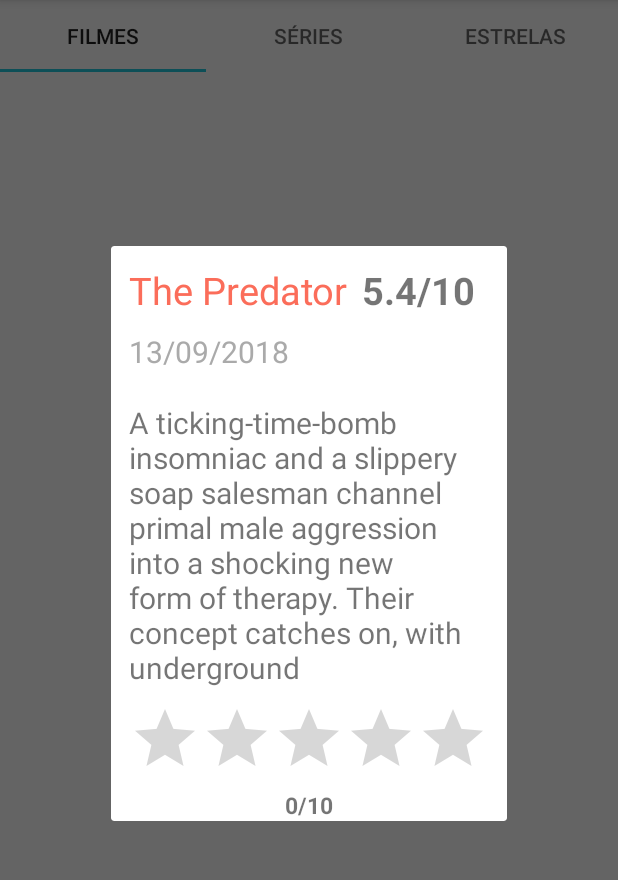
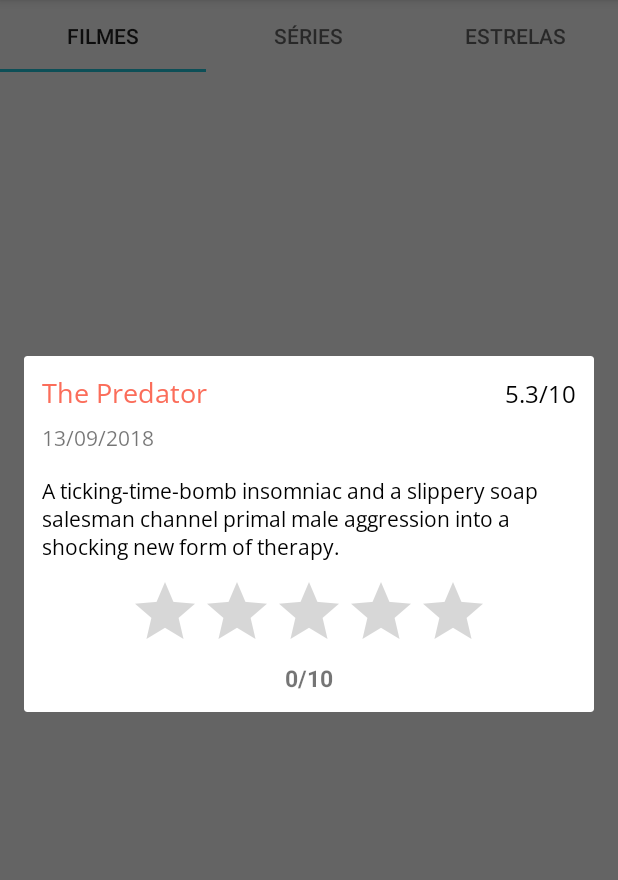
Before and after one commit to leonardowille/TreinamentoAndroid_2018, an Android app: the fragment MediaDialogFragment placed in its activity, on a phone screen of 412 x 824 dp, the part 84-964 px from its top. Run offline under Robolectric (Android 15) with nearby library versions, the phone set to English and light mode, and no system bars; 6 statements that could not run were skipped.

Commit message:
Correção no layout do dialog_media

```diff
--- a/CWIflix/app/src/main/res/layout/dialog_media.xml
+++ b/CWIflix/app/src/main/res/layout/dialog_media.xml
@@ -2,82 +2,63 @@
 <android.support.constraint.ConstraintLayout xmlns:android="http://schemas.android.com/apk/res/android"
     xmlns:app="http://schemas.android.com/apk/res-auto"
     android:layout_width="match_parent"
-    android:layout_height="wrap_content">
-
-    <android.support.constraint.Guideline
-        android:id="@+id/guideStart"
-        android:layout_width="match_parent"
-        android:layout_height="match_parent"
-        android:orientation="vertical"
-        app:layout_constraintGuide_begin="12dp" />
-
-    <android.support.constraint.Guideline
-        android:id="@+id/guideEnd"
-        android:layout_width="match_parent"
-        android:layout_height="match_parent"
-        android:orientation="vertical"
-        app:layout_constraintGuide_end="12dp" />
-
-    <android.support.constraint.Guideline
-        android:id="@+id/guideTop"
-        android:layout_width="match_parent"
-        android:layout_height="match_parent"
-        android:orientation="horizontal"
-        app:layout_constraintGuide_begin="12dp" />
+    android:layout_height="wrap_content"
+    android:padding="12dp">
 
     <TextView
         android:id="@+id/titleTextView"
         android:layout_width="0dp"
         android:layout_height="wrap_content"
-        android:ellipsize="end"
-        android:maxLines="1"
+        android:layout_marginEnd="8dp"
+        android:layout_marginRight="8dp"
         android:text="The Predator"
         android:textColor="@color/colorPrimary"
-        android:textSize="25sp"
-        app:layout_constraintStart_toEndOf="@id/guideStart"
-        app:layout_constraintTop_toBottomOf="@+id/guideTop" />
+        android:textSize="18sp"
+        app:fontFamily="@font/open_sans"
+        app:layout_constraintEnd_toStartOf="@id/gradeTextView"
+        app:layout_constraintStart_toStartOf="parent"
+        app:layout_constraintTop_toTopOf="parent" />
 
     <TextView
         android:id="@+id/gradeTextView"
         android:layout_width="wrap_content"
         android:layout_height="wrap_content"
-        android:text="5.4/10"
-        android:textSize="25sp"
-        android:textStyle="bold"
-        app:layout_constraintStart_toEndOf="@id/titleTextView"
-        app:layout_constraintEnd_toStartOf="@id/guideEnd"
-        app:layout_constraintTop_toBottomOf="@+id/guideTop" />
+        android:text="5.3/10"
+        android:textColor="@android:color/black"
+        android:textSize="16sp"
+        app:fontFamily="@font/open_sans"
+        app:layout_constraintBaseline_toBaselineOf="@id/titleTextView"
+        app:layout_constraintEnd_toEndOf="parent" />
 
     <TextView
         android:id="@+id/releaseDateTextView"
         android:layout_width="0dp"
         android:layout_height="wrap_content"
-        android:layout_marginTop="10dp"
+        android:layout_marginTop="8dp"
         android:text="13/09/2018"
-        android:textColor="@android:color/darker_gray"
-        android:textSize="20sp"
-        app:layout_constraintStart_toStartOf="@id/guideStart"
-        app:layout_constraintTop_toBottomOf="@+id/titleTextView"
-        app:layout_constraintEnd_toEndOf="@id/guideEnd"/>
+        app:fontFamily="@font/open_sans"
+        app:layout_constraintEnd_toEndOf="parent"
+        app:layout_constraintStart_toStartOf="parent"
+        app:layout_constraintTop_toBottomOf="@id/titleTextView" />
 
     <TextView
         android:id="@+id/overviewTextView"
         android:layout_width="0dp"
         android:layout_height="wrap_content"
-        android:layout_marginTop="20dp"
-        android:text="A ticking-time-bomb insomniac and a slippery soap salesman channel primal male aggression into a shocking new form of therapy. Their concept catches on, with underground "
-        android:textSize="20sp"
-        app:layout_constraintEnd_toEndOf="@id/guideEnd"
-        app:layout_constraintStart_toStartOf="@id/guideStart"
-        app:layout_constraintTop_toBottomOf="@+id/releaseDateTextView" />
+        android:layout_marginTop="16dp"
+        android:text="A ticking-time-bomb insomniac and a slippery soap salesman channel primal male aggression into a shocking new form of therapy."
+        android:textColor="@android:color/black"
+        app:fontFamily="@font/open_sans"
+        app:layout_constraintStart_toStartOf="parent"
+        app:layout_constraintTop_toBottomOf="@id/releaseDateTextView" />
 
     <RatingBar
         android:layout_marginTop="10dp"
         android:id="@+id/ratingBar"
         android:stepSize="0.5"
         android:numStars="5"
-        app:layout_constraintStart_toEndOf="@id/guideStart"
-        app:layout_constraintEnd_toStartOf="@id/guideEnd"
+        app:layout_constraintStart_toStartOf="parent"
+        app:layout_constraintEnd_toEndOf="parent"
         android:layout_width="wrap_content"
         android:layout_height="wrap_content"
         app:layout_constraintTop_toBottomOf="@id/overviewTextView"
@@ -90,8 +71,8 @@
         android:text="7/10"
         android:textSize="15sp"
         android:textStyle="bold"
-        app:layout_constraintStart_toEndOf="@id/guideStart"
-        app:layout_constraintEnd_toStartOf="@id/guideEnd"
+        app:layout_constraintStart_toStartOf="parent"
+        app:layout_constraintEnd_toEndOf="parent"
         app:layout_constraintTop_toBottomOf="@+id/ratingBar"
         app:layout_constraintBottom_toBottomOf="parent"/>
 
```
